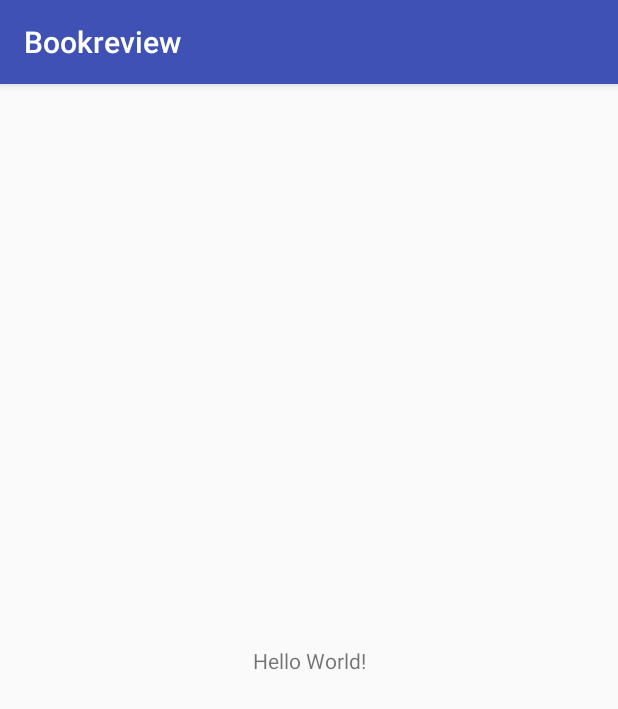
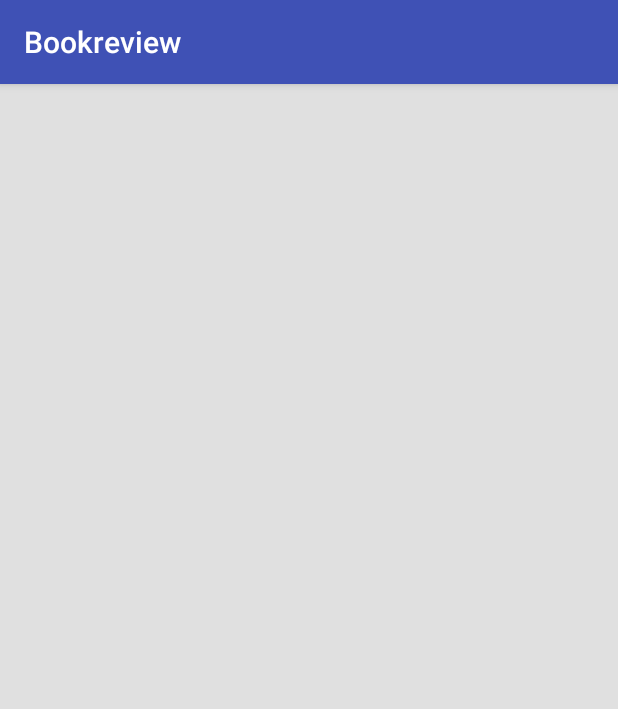
Before and after one commit to dzolnai/bookreview-android, an Android app: the screen it shows after launch (FirstStartActivity), on a phone screen of 412 x 824 dp. Shown: the top 709 px of the screen. Run offline under Robolectric (Android 15) with nearby library versions, the phone set to English and light mode, and no system bars.

Commit message:
Added Dagger 2, removed ConstraintLayout

```diff
--- a/app/build.gradle
+++ b/app/build.gradle
@@ -19,12 +19,15 @@ android {
     }
 }
 
+def supportLibVersion = "25.3.0"
+
 dependencies {
     compile fileTree(dir: 'libs', include: ['*.jar'])
     androidTestCompile('com.android.support.test.espresso:espresso-core:2.2.2', {
         exclude group: 'com.android.support', module: 'support-annotations'
     })
-    compile 'com.android.support:appcompat-v7:25.3.0'
-    compile 'com.android.support.constraint:constraint-layout:1.0.2'
+    compile "com.android.support:appcompat-v7:${supportLibVersion}"
+    compile 'com.google.dagger:dagger:2.10'
+    annotationProcessor 'com.google.dagger:dagger-compiler:2.10'
     testCompile 'junit:junit:4.12'
 }
--- a/app/src/main/res/layout/activity_first_start.xml
+++ b/app/src/main/res/layout/activity_first_start.xml
@@ -1,19 +1,10 @@
 <?xml version="1.0" encoding="utf-8"?>
-<android.support.constraint.ConstraintLayout
+<FrameLayout
     xmlns:android="http://schemas.android.com/apk/res/android"
-    xmlns:app="http://schemas.android.com/apk/res-auto"
     xmlns:tools="http://schemas.android.com/tools"
     android:layout_width="match_parent"
     android:layout_height="match_parent"
+    android:background="@color/lightGrey"
     tools:context="hu.bme.aut.student.bookreview.FirstStartActivity">
 
-    <TextView
-        android:layout_width="wrap_content"
-        android:layout_height="wrap_content"
-        android:text="Hello World!"
-        app:layout_constraintBottom_toBottomOf="parent"
-        app:layout_constraintLeft_toLeftOf="parent"
-        app:layout_constraintRight_toRightOf="parent"
-        app:layout_constraintTop_toTopOf="parent"/>
-
-</android.support.constraint.ConstraintLayout>
+</FrameLayout>
--- a/app/src/main/res/values/colors.xml
+++ b/app/src/main/res/values/colors.xml
@@ -3,4 +3,5 @@
     <color name="colorPrimary">#3F51B5</color>
     <color name="colorPrimaryDark">#303F9F</color>
     <color name="colorAccent">#FF4081</color>
+    <color name="lightGrey">#E0E0E0</color>
 </resources>
```
Also changed, not shown: app/src/main/AndroidManifest.xml (line endings or trailing spaces).
